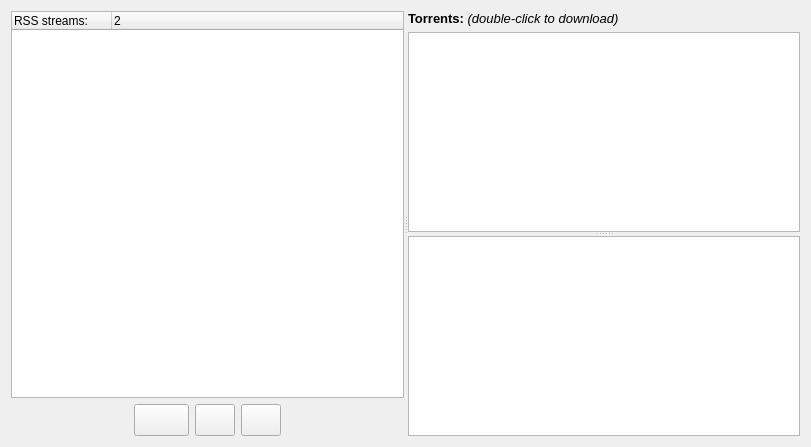
Before: the Qt Designer form src/rss.ui in SysAdminDoc/qBittorrent-Vanced, drawn with Qt 5.
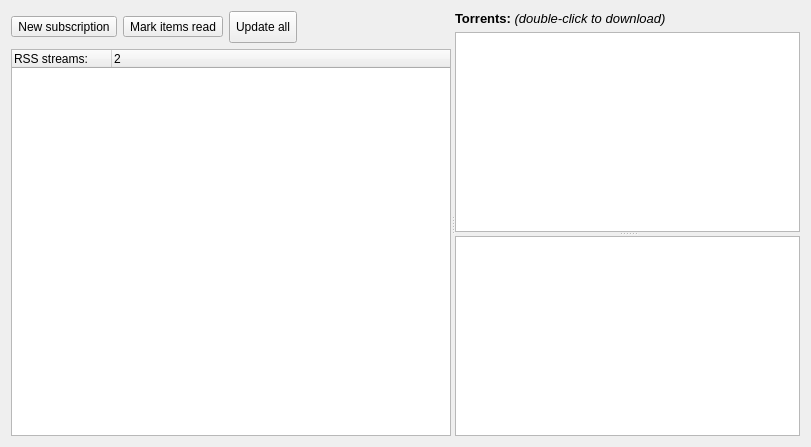
After: the same form once the commit is applied. Icons and pictures are not drawn.

Commit message: - COSMETIC: Redesigned RSS tab to improve usability

Patch:
```diff
--- a/src/rss.ui
+++ b/src/rss.ui
@@ -13,20 +13,88 @@
   <property name="windowTitle">
    <string>Search</string>
   </property>
-  <layout class="QVBoxLayout" name="verticalLayout_2">
+  <layout class="QVBoxLayout" name="verticalLayout_3">
    <item>
     <widget class="QSplitter" name="splitter_h">
      <property name="orientation">
       <enum>Qt::Horizontal</enum>
      </property>
-     <widget class="QWidget" name="layoutWidget">
-      <layout class="QVBoxLayout">
-       <property name="spacing">
-        <number>6</number>
-       </property>
-       <property name="margin">
-        <number>0</number>
-       </property>
+     <widget class="QWidget" name="">
+      <layout class="QVBoxLayout" name="verticalLayout_2">
+       <item>
+        <layout class="QHBoxLayout" name="horizontalLayout">
+         <item>
+          <widget class="QToolButton" name="newFeedButton">
+           <property name="text">
+            <string>New subscription</string>
+           </property>
+           <property name="icon">
+            <iconset resource="icons.qrc">
+             <normaloff>:/Icons/oxygen/subscribe.png</normaloff>:/Icons/oxygen/subscribe.png</iconset>
+           </property>
+           <property name="toolButtonStyle">
+            <enum>Qt::ToolButtonTextUnderIcon</enum>
+           </property>
+          </widget>
+         </item>
+         <item>
+          <widget class="QToolButton" name="markReadButton">
+           <property name="text">
+            <string>Mark items read</string>
+           </property>
+           <property name="icon">
+            <iconset resource="icons.qrc">
+             <normaloff>:/Icons/oxygen/button_ok.png</normaloff>:/Icons/oxygen/button_ok.png</iconset>
+           </property>
+           <property name="toolButtonStyle">
+            <enum>Qt::ToolButtonTextUnderIcon</enum>
+           </property>
+          </widget>
+         </item>
+         <item>
+          <widget class="QToolButton" name="updateAllButton">
+           <property name="minimumSize">
+            <size>
+             <width>32</width>
+             <height>32</height>
+            </size>
+           </property>
+           <property name="toolTip">
+            <string>Refresh RSS streams</string>
+           </property>
+           <property name="text">
+            <string>Update all</string>
+           </property>
+           <property name="icon">
+            <iconset resource="icons.qrc">
+             <normaloff>:/Icons/oxygen/view-refresh.png</normaloff>:/Icons/oxygen/view-refresh.png</iconset>
+           </property>
+           <property name="iconSize">
+            <size>
+             <width>24</width>
+             <height>24</height>
+            </size>
+           </property>
+           <property name="toolButtonStyle">
+            <enum>Qt::ToolButtonTextUnderIcon</enum>
+           </property>
+          </widget>
+         </item>
+         <item>
+          <spacer>
+           <property name="orientation">
+            <enum>Qt::Horizontal</enum>
+           </property>
+           <property name="sizeHint" stdset="0">
+            <size>
+             <width>40</width>
+             <height>20</height>
+            </size>
+           </property>
+          </spacer>
+         </item>
+        </layout>
+       </item>
        <item>
         <widget class="QTreeWidget" name="listStreams">
          <property name="contextMenuPolicy">
@@ -50,108 +118,6 @@
          </column>
         </widget>
        </item>
-       <item>
-        <layout class="QHBoxLayout">
-         <property name="spacing">
-          <number>6</number>
-         </property>
-         <property name="margin">
-          <number>0</number>
-         </property>
-         <item>
-          <spacer>
-           <property name="orientation">
-            <enum>Qt::Horizontal</enum>
-           </property>
-           <property name="sizeHint" stdset="0">
-            <size>
-             <width>40</width>
-             <height>20</height>
-            </size>
-           </property>
-          </spacer>
-         </item>
-         <item>
-          <widget class="QPushButton" name="delStream_button">
-           <property name="minimumSize">
-            <size>
-             <width>55</width>
-             <height>32</height>
-            </size>
-           </property>
-           <property name="toolTip">
-            <string>Delete selected streams</string>
-           </property>
-           <property name="text">
-            <string/>
-           </property>
-           <property name="iconSize">
-            <size>
-             <width>32</width>
-             <height>32</height>
-            </size>
-           </property>
-          </widget>
-         </item>
-         <item>
-          <widget class="QPushButton" name="refreshAll_button">
-           <property name="minimumSize">
-            <size>
-             <width>32</width>
-             <height>32</height>
-            </size>
-           </property>
-           <property name="toolTip">
-            <string>Refresh RSS streams</string>
-           </property>
-           <property name="text">
-            <string/>
-           </property>
-           <property name="iconSize">
-            <size>
-             <width>32</width>
-             <height>32</height>
-            </size>
-           </property>
-          </widget>
-         </item>
-         <item>
-          <widget class="QPushButton" name="addStream_button">
-           <property name="minimumSize">
-            <size>
-             <width>32</width>
-             <height>32</height>
-            </size>
-           </property>
-           <property name="toolTip">
-            <string>Add a new RSS stream</string>
-           </property>
-           <property name="text">
-            <string/>
-           </property>
-           <property name="iconSize">
-            <size>
-             <width>55</width>
-             <height>32</height>
-            </size>
-           </property>
-          </widget>
-         </item>
-         <item>
-          <spacer>
-           <property name="orientation">
-            <enum>Qt::Horizontal</enum>
-           </property>
-           <property name="sizeHint" stdset="0">
-            <size>
-             <width>40</width>
-             <height>20</height>
-            </size>
-           </property>
-          </spacer>
-         </item>
-        </layout>
-       </item>
       </layout>
       <zorder>listStreams</zorder>
       <zorder></zorder>
```
Left out of the diff: 56 changed lines with no effect on the pictures. The commit also changes 6 other files.
